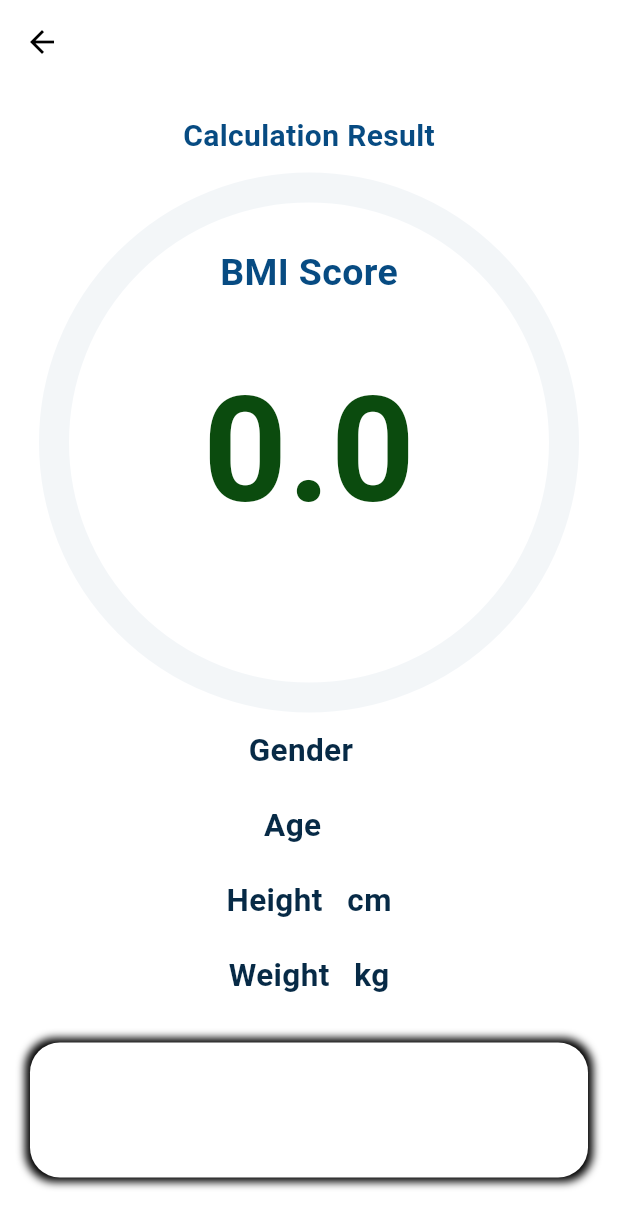
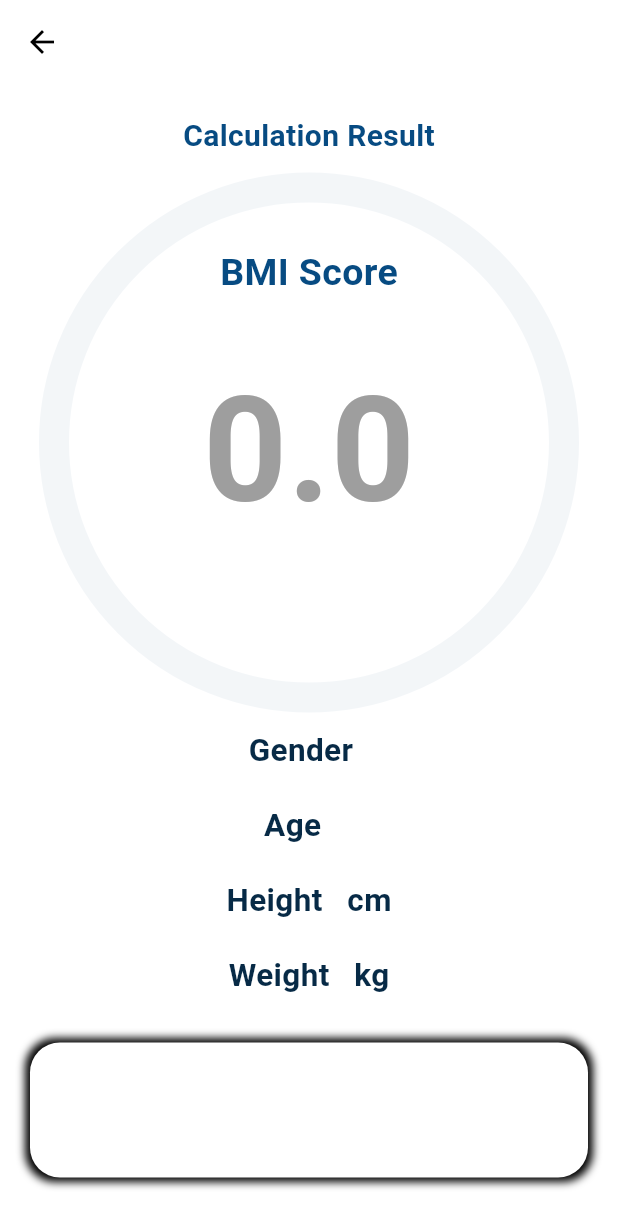
Before and after one commit to ChanukaHasaranga/bmi_calculator, a Flutter app: the viewpage screen opened directly with empty values, on a phone screen of 412 x 824 dp. Shown: the top 1228 px of the screen. Run offline on Flutter 3.47's test engine with Material 3 defaults, Android fonts, the phone set to English and light mode, and no system bars; drawn by our look-alikes of percent_indicator; our stand-ins replace animated_splash_screen, device_preview; missing offline and left inert: gender_picker.

Commit message:
add functionalaties

```diff
--- a/lib/main.dart
+++ b/lib/main.dart
@@ -1,7 +1,6 @@
 import 'package:animated_splash_screen/animated_splash_screen.dart';
 import 'package:device_preview/device_preview.dart';
 import 'package:flutter/material.dart';
-import 'package:provider/provider.dart';
 
 import 'firstpage.dart';
 
--- a/lib/viewpage.dart
+++ b/lib/viewpage.dart
@@ -1,4 +1,3 @@
-import 'dart:math';
 
 import 'package:bmi_calculator/firstpage.dart';
 import 'package:flutter/material.dart';
@@ -10,22 +9,27 @@ class viewpage extends StatelessWidget {
 dynamic heightcal;
 dynamic weightcal;
 double result;
-dynamic showing;
+String showing;
   String condition;
   String gender;
+  Color choosecolor;
 
 
 
 
    viewpage(
-this.agecal,
-this.heightcal,
-this.weightcal,
-this.result,
-  this.showing,
-  this.condition,
-    this.gender,
-    {super.key});
+   {
+
+   required this.choosecolor,
+required this.agecal,
+ required this.heightcal,
+required  this.weightcal,
+ required  this.result,
+   required  this.showing,
+  required this.condition,
+   required   this.gender,
+
+    super.key});
 
   @override
   Widget build(BuildContext context) {
@@ -83,7 +87,7 @@ body: SingleChildScrollView(
   radius: 180,
   lineWidth: 20,
   percent: result/100,
-  progressColor: const Color.fromARGB(255, 7, 34, 56),
+  progressColor: choosecolor,
   backgroundColor:Color.fromARGB(21, 108, 144, 174),
 
   circularStrokeCap: CircularStrokeCap.round,
@@ -101,10 +105,10 @@ children: [
   width:194,
   child: Center(child: SingleChildScrollView(
   scrollDirection: Axis.horizontal,
-  child: Text("$result",style: TextStyle(fontWeight:FontWeight.bold,color:const Color.fromARGB(255, 11, 75, 14),fontSize: 98),))),
+  child: Text("$result",style: TextStyle(fontWeight:FontWeight.bold,color:choosecolor,fontSize: 98),))),
   ),SizedBox(height: 15,),
   Container(
-  child: Center(child: Text(condition,style: TextStyle(fontWeight:FontWeight.bold,color:const Color.fromARGB(255, 11, 75, 14),fontSize: 29),)),
+  child: Center(child: Text(condition,style: TextStyle(fontWeight:FontWeight.bold,color:choosecolor,fontSize: 29),)),
   ),
 
 
@@ -530,7 +534,7 @@ children: [
 
 
 
-  child: Center(child: Text(showing,style: TextStyle(fontSize: 17,color: Color.fromARGB(255, 111, 4, 4),fontWeight: FontWeight.bold),)),
+  child: Center(child: Text(showing,style: TextStyle(fontSize: 17,color:choosecolor,fontWeight: FontWeight.bold),)),
 
 
 
```
Also changed, not shown: lib/firstpage.dart (+17 -34 lines), pubspec.lock, 1 other file.
